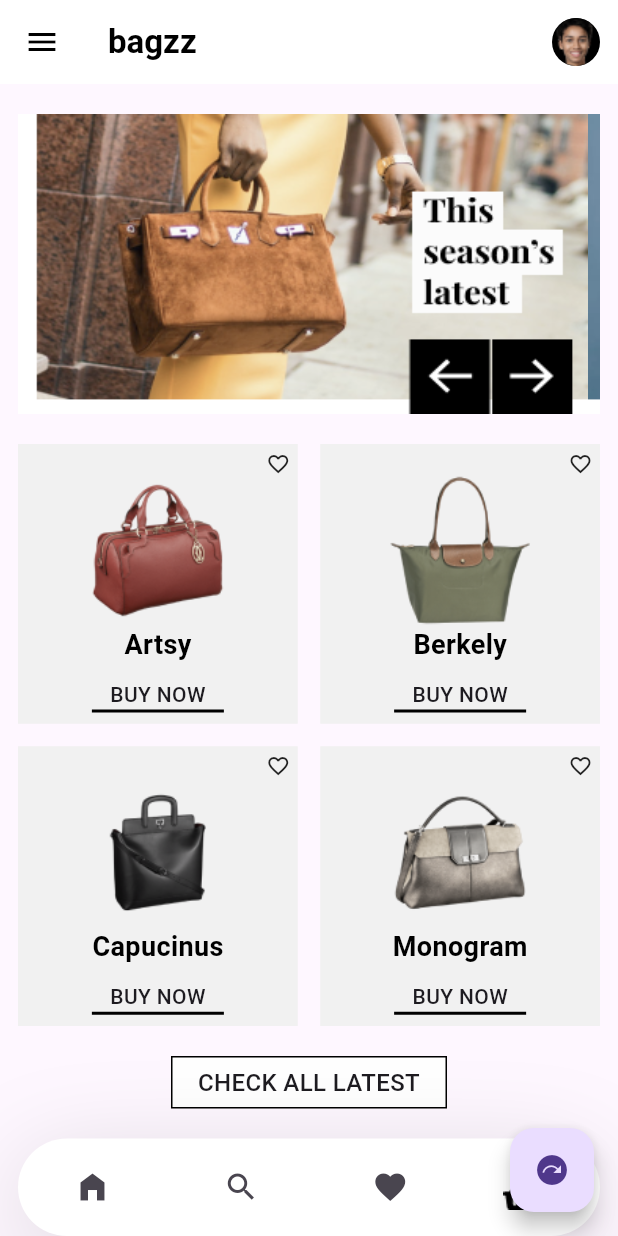
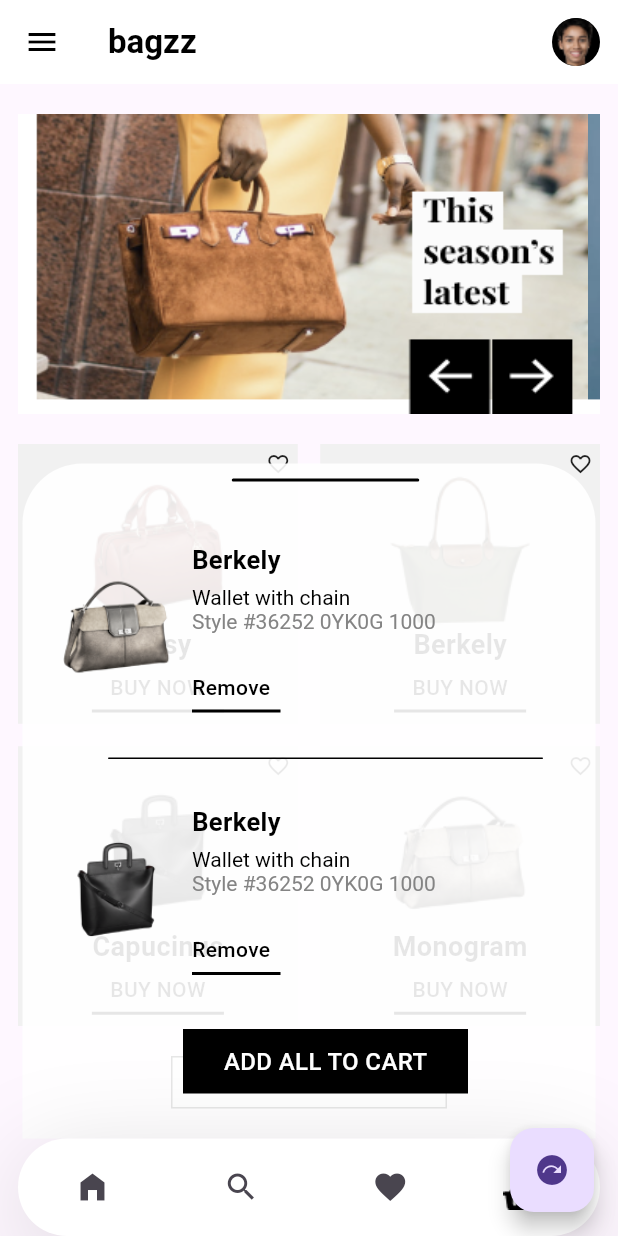
Before and after one commit to obidkhandev/homework---14-UI, a Flutter app: the screen it shows after launch, on a phone screen of 412 x 824 dp. Run offline on Flutter 3.47's test engine with Material 3 defaults, Android fonts, the phone set to English and light mode, and no system bars; our stand-ins replace flutter_svg; Roboto replaces fonts that are missing (Playfair Display, Work Sans).

Commit message:
Add new screen

```diff
--- a/lib/ui_12/compatations.dart
+++ b/lib/ui_12/compatations.dart
@@ -14,5 +14,6 @@ final kPlayfairDisplay = TextStyle(
 final kWorkSansBlack = TextStyle(
   fontFamily: 'Work Sans',
   fontWeight: FontWeight.w500,
+  color: kBlackColor,
   fontSize: 14,
 );
--- a/lib/ui_12/screens/home_screens.dart
+++ b/lib/ui_12/screens/home_screens.dart
@@ -1,7 +1,8 @@
 import 'package:flutter/material.dart';
 import 'package:modul_4_homework_obidxon/ui_12/compatations.dart';
-import 'package:modul_4_homework_obidxon/ui_12/widget/category_bag_card.dart';
+import 'package:modul_4_homework_obidxon/ui_12/widget/bottom_nav_bar.dart';
 import 'package:modul_4_homework_obidxon/ui_12/widget/category_card.dart';
+import 'package:modul_4_homework_obidxon/ui_12/widget/wishlist.dart';
 import 'package:modul_4_homework_obidxon/ui_3/constants.dart';
 
 class HomePageUi12 extends StatelessWidget {
@@ -10,48 +11,7 @@ class HomePageUi12 extends StatelessWidget {
   @override
   Widget build(BuildContext context) {
     return Scaffold(
-      bottomNavigationBar: Container(
-        margin: EdgeInsets.only(left: 12, right: 12),
-        height: 65,
-        width: double.infinity,
-        decoration: BoxDecoration(
-          color: Colors.white,
-          borderRadius: BorderRadius.circular(69),
-          boxShadow: [
-            BoxShadow(
-              offset: Offset(0, 14),
-              blurRadius: 56,
-              color: Color.fromRGBO(0, 0, 0, 0.14),
-            ),
-          ],
-        ),
-        child: Row(
-          mainAxisAlignment: MainAxisAlignment.spaceAround,
-          children: [
-            IconButton(
-              onPressed: () {},
-              icon: Icon(Icons.home_filled),
-            ),
-            IconButton(
-              onPressed: () {},
-              icon: Icon(
-                Icons.search,
-              ),
-            ),
-            IconButton(
-              onPressed: () {},
-              icon: Icon(
-                Icons.favorite,
-              ),
-            ),
-            Image.asset(
-              'assets/ui_12/images/Group 16.png',
-              width: 39,
-              height: 30,
-            ),
-          ],
-        ),
-      ),
+      bottomNavigationBar: BottomNavBar(),
       appBar: AppBar(
         backgroundColor: Colors.white,
         leading: IconButton(
@@ -83,11 +43,10 @@ class HomePageUi12 extends StatelessWidget {
           ),
         ],
       ),
-      body: ListView(
-        padding: EdgeInsets.only(left: 12,right: 12),
+      body: Stack(
         children: [
-          Column(
-            crossAxisAlignment: CrossAxisAlignment.start,
+          ListView(
+            padding: EdgeInsets.only(left: 12, right: 12),
             children: [
               SizedBox(
                 height: 220,
@@ -99,17 +58,14 @@ class HomePageUi12 extends StatelessWidget {
                   padding: EdgeInsets.only(top: 20),
                   itemBuilder: (context, index) {
                     return Container(
-                      // padding: EdgeInsets.only(left: 12,right: 12),
                       height: 205,
                       width: 380,
                       decoration: BoxDecoration(
                         color: Colors.white,
                         image: DecorationImage(
-                          image: AssetImage(
-                            index == 0 ?
-                            'assets/ui_12/images/Group 58 (1).png'
-                            : 'assets/ui_12/images/Group 58 (2).png'
-                          ),
+                          image: AssetImage(index == 0
+                              ? 'assets/ui_12/images/Group 58 (1).png'
+                              : 'assets/ui_12/images/Group 58 (2).png'),
                           fit: BoxFit.fill,
                         ),
                       ),
@@ -172,11 +128,14 @@ class HomePageUi12 extends StatelessWidget {
                             style: kPlayfairDisplay.copyWith(fontSize: 18),
                           ),
                         SizedBox(
-                          height: 10,
+                          height: 5,
                         ),
                         Text(
                           'Buy Now'.toUpperCase(),
                           style: kWorkSansBlack,
+                        ),
+                        SizedBox(
+                          height: 5,
                         ),
                         Container(height: 2, width: 88, color: kBackColor),
                       ],
@@ -242,8 +201,14 @@ class HomePageUi12 extends StatelessWidget {
               ),
               SizedBox(
                 height: 50,
-              )
+              ),
             ],
+          ),
+          Positioned(
+            left: 15,
+            bottom: 0,
+            right: 15,
+            child: Wishlist(),
           ),
         ],
       ),
--- /dev/null
+++ b/lib/ui_12/widget/bottom_nav_bar.dart
@@ -0,0 +1,53 @@
+import 'package:flutter/material.dart';
+
+class BottomNavBar extends StatelessWidget {
+  const BottomNavBar({
+    super.key,
+  });
+
+  @override
+  Widget build(BuildContext context) {
+    return Container(
+      margin: EdgeInsets.only(left: 12, right: 12),
+      height: 65,
+      width: double.infinity,
+      decoration: BoxDecoration(
+        color: Colors.white,
+        borderRadius: BorderRadius.circular(69),
+        boxShadow: [
+          BoxShadow(
+            offset: Offset(0, 14),
+            blurRadius: 56,
+            color: Color.fromRGBO(0, 0, 0, 0.14),
+          ),
+        ],
+      ),
+      child: Row(
+        mainAxisAlignment: MainAxisAlignment.spaceAround,
+        children: [
+          IconButton(
+            onPressed: () {},
+            icon: Icon(Icons.home_filled),
+          ),
+          IconButton(
+            onPressed: () {},
+            icon: Icon(
+              Icons.search,
+            ),
+          ),
+          IconButton(
+            onPressed: () {},
+            icon: Icon(
+              Icons.favorite,
+            ),
+          ),
+          Image.asset(
+            'assets/ui_12/images/Group 16.png',
+            width: 39,
+            height: 30,
+          ),
+        ],
+      ),
+    );
+  }
+}
--- /dev/null
+++ b/lib/ui_12/widget/cart.dart
@@ -0,0 +1,82 @@
+import 'package:flutter/material.dart';
+import 'package:modul_4_homework_obidxon/ui_12/compatations.dart';
+import 'package:modul_4_homework_obidxon/ui_3/constants.dart';
+
+class Cart extends StatelessWidget {
+  final String productName;
+  final String image;
+  final String tag;
+  final String productStyle;
+  const Cart({
+    super.key,
+    required this.productName,
+    required this.image,
+    required this.tag,
+    required this.productStyle,
+  });
+
+  @override
+  Widget build(BuildContext context) {
+    return Row(
+      children: [
+        Image.asset(
+          image,
+          width: 81,
+          height: 81,
+        ),
+        SizedBox(
+          width: 10,
+        ),
+        Column(
+          crossAxisAlignment: CrossAxisAlignment.start,
+          children: [
+            Text(
+              productName,
+              style: kPlayfairDisplay.copyWith(fontSize: 17),
+            ),
+            SizedBox(
+              height: 5,
+            ),
+            RichText(
+              text: TextSpan(
+                children: [
+                  TextSpan(
+                    text: '$tag\n',
+                    style: kWorkSansBlack.copyWith(
+                      fontSize: 14,
+                      fontWeight: FontWeight.w400,
+                    ),
+                  ),
+                  TextSpan(
+                    text: '$productStyle\n',
+                    style: kWorkSansBlack.copyWith(
+                      color: Color.fromRGBO(132, 132, 132, 1),
+                      fontSize: 14,
+                      fontWeight: FontWeight.w400,
+                    ),
+                  ),
+                ],
+              ),
+            ),
+            SizedBox(
+              height: 10,
+            ),
+            Text(
+              'Remove',
+              style: kWorkSansBlack.copyWith(
+                fontSize: 14,
+                fontWeight: FontWeight.w500,
+              ),
+            ),
+            Container(
+              margin: EdgeInsets.only(top: 5),
+              height: 2,
+              width: 59,
+              color: kBackColor,
+            ),
+          ],
+        ),
+      ],
+    );
+  }
+}
--- /dev/null
+++ b/lib/ui_12/widget/simple_line.dart
@@ -0,0 +1,25 @@
+import 'package:flutter/material.dart';
+import 'package:modul_4_homework_obidxon/ui_3/constants.dart';
+
+class SimpleLine extends StatelessWidget {
+  final double height;
+  final double width;
+  const SimpleLine({
+    super.key,
+    required this.height,
+    required this.width,
+  });
+
+  @override
+  Widget build(BuildContext context) {
+    return Container(
+      margin: EdgeInsets.symmetric(vertical: 30),
+      height: height,
+      width: width,
+      decoration: BoxDecoration(
+        borderRadius: BorderRadius.circular(22),
+        color: kBackColor,
+      ),
+    );
+  }
+}
--- /dev/null
+++ b/lib/ui_12/widget/wishlist.dart
@@ -0,0 +1,76 @@
+import 'package:flutter/material.dart';
+import 'package:modul_4_homework_obidxon/ui_12/compatations.dart';
+import 'package:modul_4_homework_obidxon/ui_12/widget/cart.dart';
+import 'package:modul_4_homework_obidxon/ui_12/widget/simple_line.dart';
+import 'package:modul_4_homework_obidxon/ui_3/constants.dart';
+
+class Wishlist extends StatelessWidget {
+  const Wishlist({super.key});
+
+  @override
+  Widget build(BuildContext context) {
+    return Container(
+      padding: EdgeInsets.only(top: 10, left: 22, bottom: 30),
+      height: 450,
+      width: 345,
+      decoration: BoxDecoration(
+          color: Color.fromRGBO(255, 255, 255, 0.9),
+          borderRadius: BorderRadius.only(
+            topLeft: Radius.circular(40),
+            topRight: Radius.circular(40),
+          )),
+      child: Column(
+        crossAxisAlignment: CrossAxisAlignment.start,
+        children: [
+          Center(
+            child: Container(
+              height: 2,
+              width: 125,
+              decoration: BoxDecoration(
+                borderRadius: BorderRadius.circular(22),
+                color: kBackColor,
+              ),
+            ),
+          ),
+          SizedBox(
+            height: 40,
+          ),
+          const Cart(
+            image: 'assets/ui_12/images/image4.png',
+            productName: 'Berkely',
+            productStyle: 'Style #36252 0YK0G 1000',
+            tag: 'Wallet with chain',
+          ),
+          const Center(
+            child: SimpleLine(
+              height: 1,
+              width: 290,
+            ),
+          ),
+          const Cart(
+            image: 'assets/ui_12/images/image3.png',
+            productName: 'Berkely',
+            productStyle: 'Style #36252 0YK0G 1000',
+            tag: 'Wallet with chain',
+          ),
+          Spacer(),
+          Center(
+            child: Container(
+              alignment: Alignment.center,
+              height: 43,
+              width: 190,
+              color: kBackColor,
+              child: Text(
+                'Add all to cart'.toUpperCase(),
+                style: kWorkSansBlack.copyWith(
+                    fontSize: 16,
+                    fontWeight: FontWeight.w500,
+                    color: Colors.white),
+              ),
+            ),
+          ),
+        ],
+      ),
+    );
+  }
+}
```
